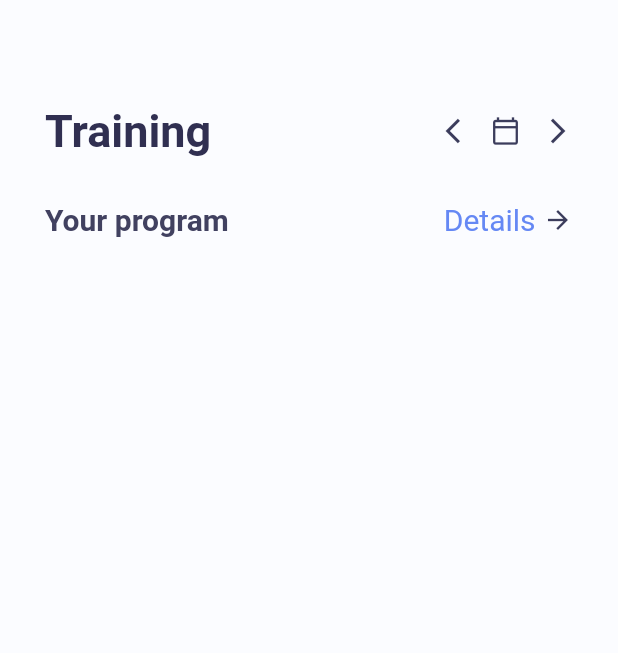
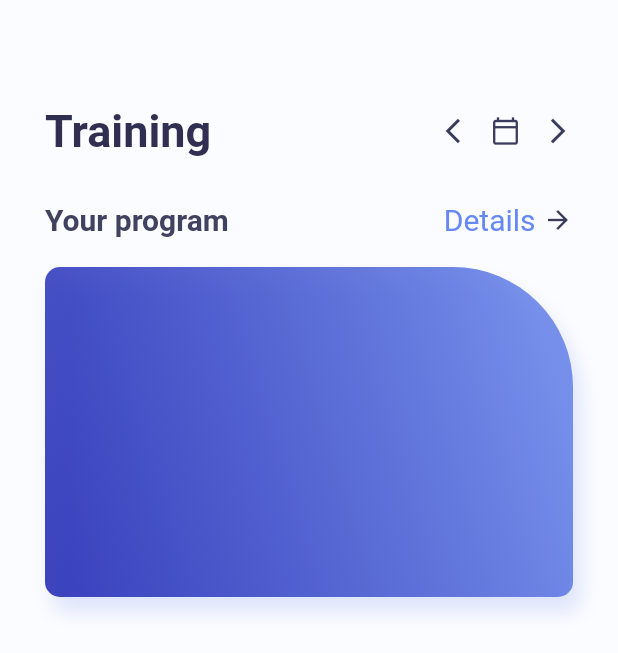
Before and after one commit to MonikaSliciute/fitness-video-player, a Flutter app: the screen it shows after launch, on a phone screen of 412 x 824 dp. Shown: the top 653 px of the screen. Run offline on Flutter 3.47's test engine with Material 2 defaults, Android fonts, the phone set to English and light mode, and no system bars.

Commit message:
purple box container

```diff
--- a/lib/home_page.dart
+++ b/lib/home_page.dart
@@ -80,6 +80,35 @@ class _HomePageState extends State<HomePage> {
                     size: 20, color: color.AppColor.homePageIcons),
               ],
             ),
+            SizedBox(height: 20), // spacer between rows 2 and 3
+            // Row 3 - purple container
+            Container(
+              width: MediaQuery.of(context).size.width,
+              height: 220,
+              decoration: BoxDecoration(
+                gradient: LinearGradient(
+                  colors: [
+                    color.AppColor.gradientFirst.withOpacity(0.8),
+                    color.AppColor.gradientSecond.withOpacity(0.9),
+                  ],
+                  begin: Alignment.bottomLeft,
+                  end: Alignment.centerRight,
+                ),
+                borderRadius: BorderRadius.only(
+                  topLeft: Radius.circular(10),
+                  bottomLeft: Radius.circular(10),
+                  bottomRight: Radius.circular(10),
+                  topRight: Radius.circular(80),
+                ),
+                boxShadow: [
+                  BoxShadow(
+                      offset: Offset(5,
+                          10), // 5px from left to right, 10px from top to bottom
+                      blurRadius: 10, // lightness of the shadow
+                      color: color.AppColor.gradientSecond.withOpacity(0.2))
+                ],
+              ),
+            ),
           ],
         ),
       ),
```
